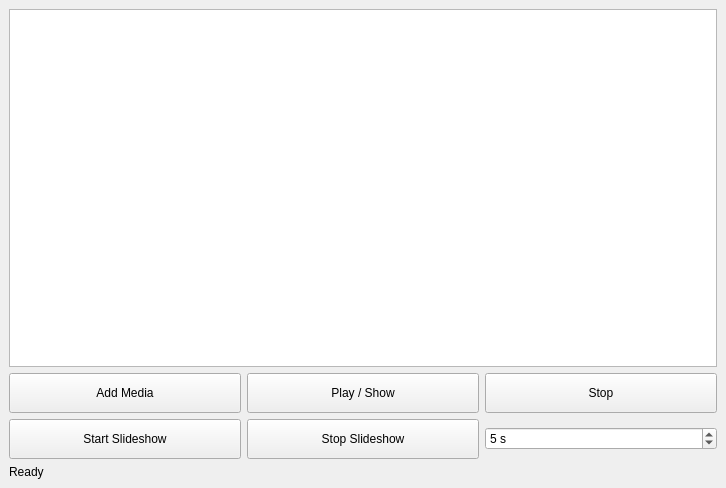
Above: src/ui/forms/ControlWindow.ui from stroblme/lumixor before the change. Below: the same form after it.
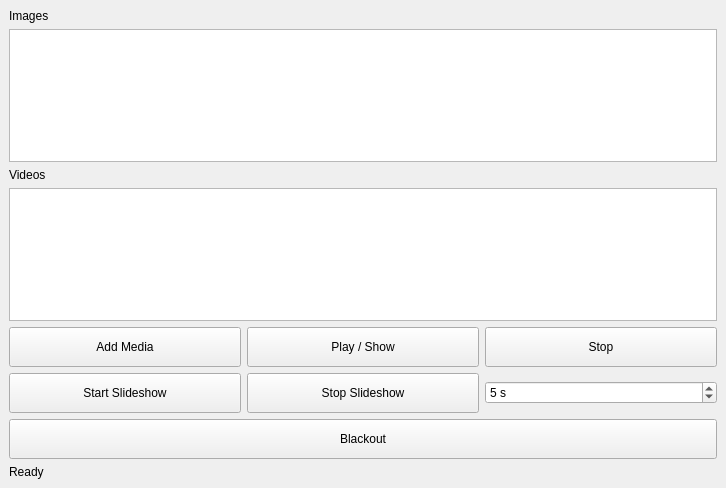
That is the form after the change.

Commit message: blackout and separate pane

```diff
--- a/src/ui/forms/ControlWindow.ui
+++ b/src/ui/forms/ControlWindow.ui
@@ -16,7 +16,24 @@
   <widget class="QWidget" name="centralwidget">
    <layout class="QVBoxLayout" name="verticalLayout">
     <item>
-     <widget class="QListWidget" name="listWidget"/>
+     <widget class="QLabel" name="labelImages">
+      <property name="text">
+       <string>Images</string>
+      </property>
+     </widget>
+    </item>
+    <item>
+     <widget class="QListWidget" name="listWidgetImages"/>
+    </item>
+    <item>
+     <widget class="QLabel" name="labelVideos">
+      <property name="text">
+       <string>Videos</string>
+      </property>
+     </widget>
+    </item>
+    <item>
+     <widget class="QListWidget" name="listWidgetVideos"/>
     </item>
     <item>
      <layout class="QHBoxLayout" name="buttonLayout">
@@ -107,6 +124,19 @@
       </item>
      </layout>
     </item>
+    <item>
+     <widget class="QPushButton" name="btnBlackout">
+      <property name="minimumSize">
+       <size>
+        <width>0</width>
+        <height>40</height>
+       </size>
+      </property>
+      <property name="text">
+       <string>Blackout</string>
+      </property>
+     </widget>
+    </item>
     <item>
      <widget class="QLabel" name="statusLabel">
       <property name="text">
```
The commit also changes 7 other files.
